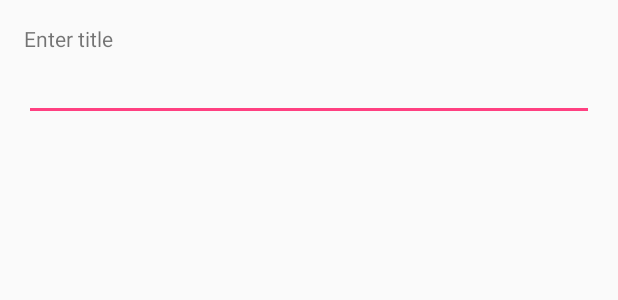
After one commit to hobaskos/event.app, an Android app: the layout activity_create_event.xml on its own in the app's theme, with its tools: preview values and no code run, on a phone screen of 412 x 824 dp. The commit adds this screen. Shown: the top 300 px of the screen. Run offline under Robolectric (Android 15) with nearby library versions, the phone set to English and light mode, and no system bars.

Commit message:
Adds very simple createEventActivity and View

```diff
--- a/app/src/main/java/io/hobaskos/event/eventapp/ui/base/LceView.java
+++ b/app/src/main/java/io/hobaskos/event/eventapp/ui/base/LceView.java
@@ -25,5 +25,4 @@ public interface LceView<M> extends View {
 
     @UiThread
     public void setData(M data);
-
 }
--- /dev/null
+++ b/app/src/main/res/layout/activity_create_event.xml
@@ -0,0 +1,24 @@
+<?xml version="1.0" encoding="utf-8"?>
+<LinearLayout xmlns:android="http://schemas.android.com/apk/res/android"
+    xmlns:tools="http://schemas.android.com/tools"
+    android:id="@+id/activity_create_event"
+    android:layout_width="match_parent"
+    android:layout_height="match_parent"
+    android:paddingBottom="@dimen/activity_vertical_margin"
+    android:paddingLeft="@dimen/activity_horizontal_margin"
+    android:paddingRight="@dimen/activity_horizontal_margin"
+    android:paddingTop="@dimen/activity_vertical_margin"
+    tools:context="io.hobaskos.event.eventapp.ui.createevent.CreateEventActivity"
+    android:orientation="vertical">
+
+    <TextView
+        android:layout_width="match_parent"
+        android:text="Enter title"
+        android:layout_height="wrap_content" />
+
+    <EditText
+        android:layout_width="match_parent"
+        android:id="@+id/title_input"
+        android:layout_height="wrap_content" />
+
+</LinearLayout>
```
Also changed, not shown: app/src/main/AndroidManifest.xml (+7 -12 lines), app/src/main/java/io/hobaskos/event/eventapp/ui/createevent/CreateEventActivity.java (added, +19 -0 lines), app/src/main/java/io/hobaskos/event/eventapp/ui/createevent/CreateEventView.java (added, +13 -0 lines).
